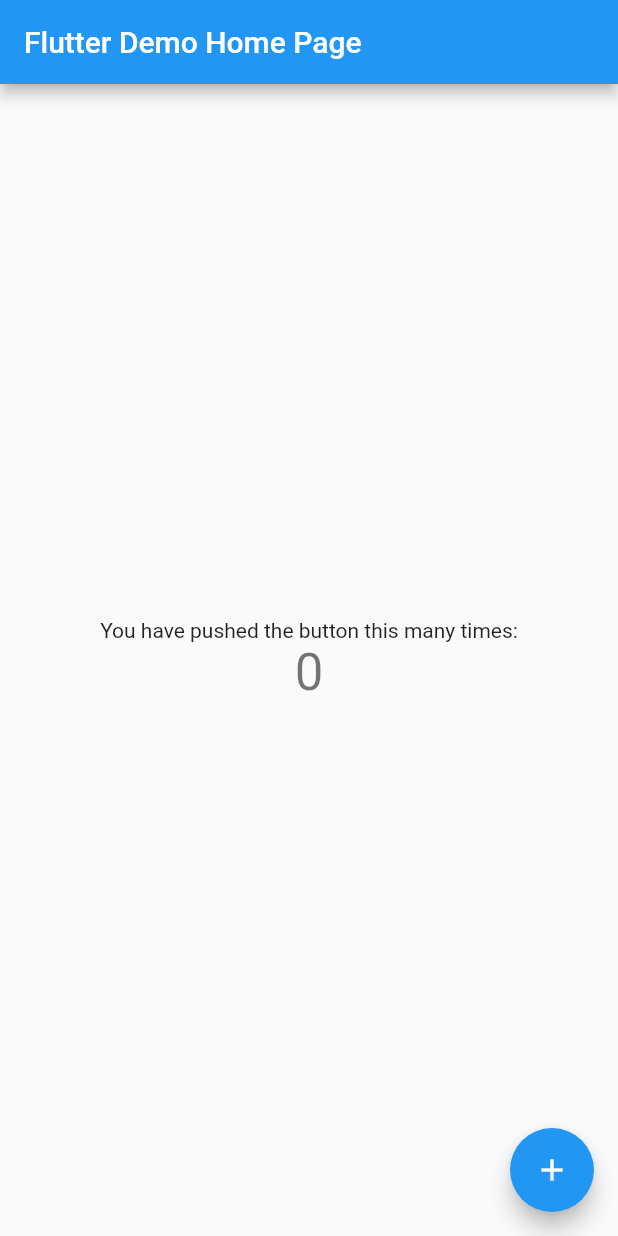
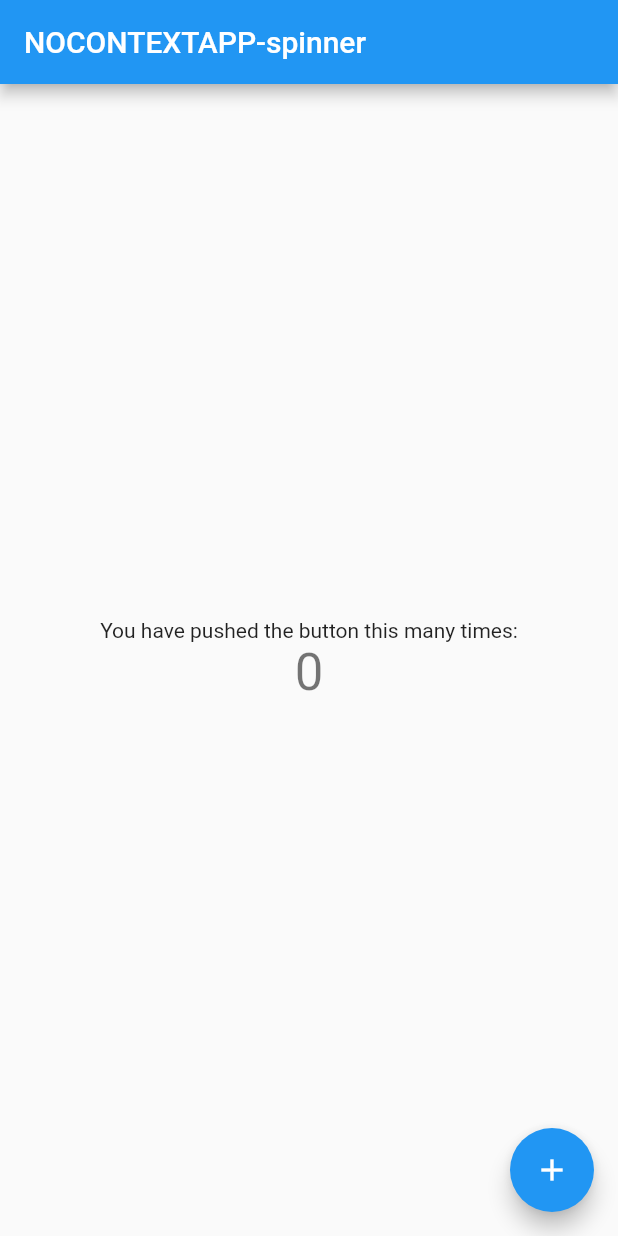
Before and after one commit to SanchitAjmera/NOCONTEXTSPORT, a Flutter app: the screen it shows after launch, on a phone screen of 412 x 824 dp. Run offline on Flutter 3.47's test engine with Material 2 defaults, Android fonts, the phone set to English and light mode, and no system bars.

Commit message:
experimented with emulator

```diff
--- a/src/App/noContextSportSpinner/lib/main.dart
+++ b/src/App/noContextSportSpinner/lib/main.dart
@@ -26,7 +26,7 @@ class MyApp extends StatelessWidget {
         // closer together (more dense) than on mobile platforms.
         visualDensity: VisualDensity.adaptivePlatformDensity,
       ),
-      home: MyHomePage(title: 'Flutter Demo Home Page'),
+      home: MyHomePage(title: 'NOCONTEXTAPP-spinner'),
     );
   }
 }
```
